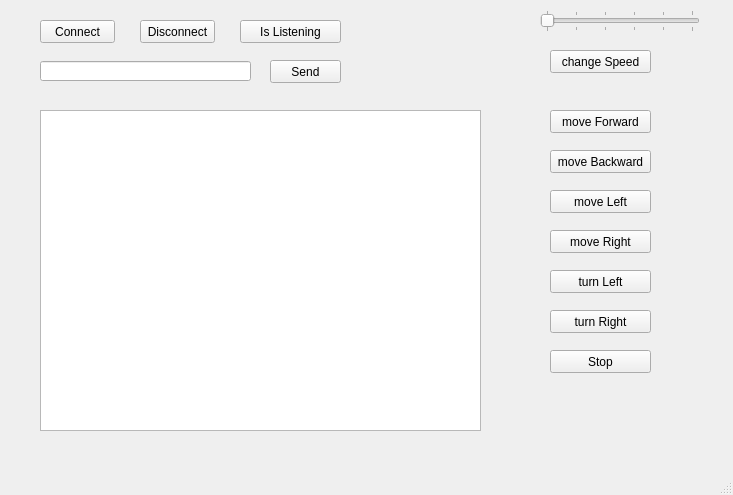
This is mainwindow.ui in VladimirBartels/VRM-Server as Qt 5 draws it before an edit. The edited form follows.
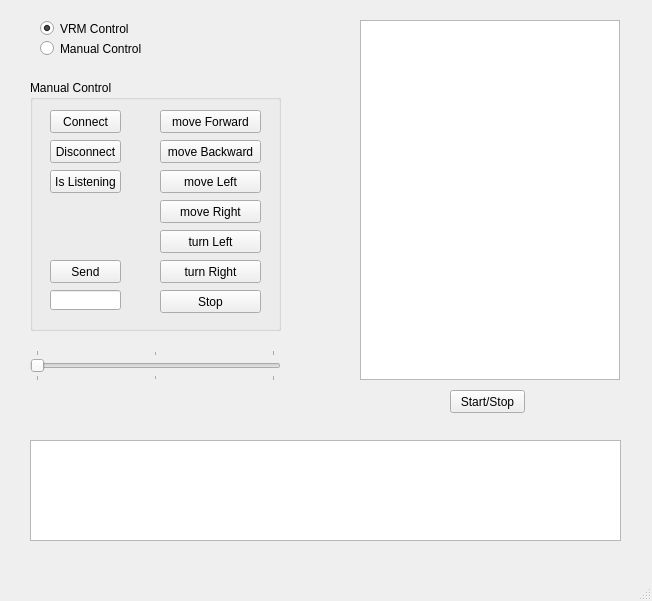
This is the edited form.

The edit to the form file:
```diff
--- a/mainwindow.ui
+++ b/mainwindow.ui
@@ -6,162 +6,35 @@
    <rect>
     <x>0</x>
     <y>0</y>
-    <width>733</width>
-    <height>495</height>
+    <width>652</width>
+    <height>601</height>
    </rect>
   </property>
   <property name="windowTitle">
    <string>MainWindow</string>
   </property>
   <widget class="QWidget" name="centralwidget">
-   <widget class="QLineEdit" name="lineEdit_send">
-    <property name="geometry">
-     <rect>
-      <x>40</x>
-      <y>61</y>
-      <width>211</width>
-      <height>20</height>
-     </rect>
-    </property>
-   </widget>
-   <widget class="QPushButton" name="pushButton_send">
-    <property name="geometry">
-     <rect>
-      <x>270</x>
-      <y>60</y>
-      <width>71</width>
-      <height>23</height>
-     </rect>
-    </property>
-    <property name="text">
-     <string>Send</string>
-    </property>
-   </widget>
    <widget class="QTextBrowser" name="textBrowser_log">
     <property name="geometry">
      <rect>
-      <x>40</x>
-      <y>110</y>
-      <width>441</width>
-      <height>321</height>
+      <x>30</x>
+      <y>440</y>
+      <width>591</width>
+      <height>101</height>
      </rect>
     </property>
    </widget>
-   <widget class="QPushButton" name="pushButton_connect">
-    <property name="geometry">
-     <rect>
-      <x>40</x>
-      <y>20</y>
-      <width>75</width>
-      <height>23</height>
-     </rect>
-    </property>
-    <property name="text">
-     <string>Connect</string>
-    </property>
-   </widget>
-   <widget class="QPushButton" name="pushButton_disconnect">
-    <property name="geometry">
-     <rect>
-      <x>140</x>
-      <y>20</y>
-      <width>75</width>
-      <height>23</height>
-     </rect>
-    </property>
-    <property name="text">
-     <string>Disconnect</string>
-    </property>
-   </widget>
-   <widget class="QPushButton" name="pushButton_islistening">
-    <property name="geometry">
-     <rect>
-      <x>240</x>
-      <y>20</y>
-      <width>101</width>
-      <height>23</height>
-     </rect>
-    </property>
-    <property name="text">
-     <string>Is Listening</string>
-    </property>
-   </widget>
-   <widget class="QPushButton" name="pushButton_moveForward">
-    <property name="geometry">
-     <rect>
-      <x>550</x>
-      <y>110</y>
-      <width>101</width>
-      <height>23</height>
-     </rect>
-    </property>
-    <property name="text">
-     <string>move Forward</string>
-    </property>
-   </widget>
-   <widget class="QPushButton" name="pushButton_moveBackward">
-    <property name="geometry">
-     <rect>
-      <x>550</x>
-      <y>150</y>
-      <width>101</width>
-      <height>23</height>
-     </rect>
-    </property>
-    <property name="text">
-     <string>move Backward</string>
-    </property>
-   </widget>
-   <widget class="QPushButton" name="pushButton_moveLeft">
-    <property name="geometry">
-     <rect>
-      <x>550</x>
-      <y>190</y>
-      <width>101</width>
-      <height>23</height>
-     </rect>
-    </property>
-    <property name="text">
-     <string>move Left</string>
-    </property>
-   </widget>
-   <widget class="QPushButton" name="pushButton_moveRight">
-    <property name="geometry">
-     <rect>
-      <x>550</x>
-      <y>230</y>
-      <width>101</width>
-      <height>23</height>
-     </rect>
-    </property>
-    <property name="text">
-     <string>move Right</string>
-    </property>
-   </widget>
-   <widget class="QPushButton" name="pushButton_Stop">
-    <property name="geometry">
-     <rect>
-      <x>550</x>
-      <y>350</y>
-      <width>101</width>
-      <height>23</height>
-     </rect>
-    </property>
-    <property name="text">
-     <string>Stop</string>
-    </property>
-   </widget>
    <widget class="QSlider" name="horizontalSlider_speed">
     <property name="geometry">
      <rect>
-      <x>540</x>
-      <y>10</y>
-      <width>160</width>
-      <height>22</height>
+      <x>30</x>
+      <y>350</y>
+      <width>251</width>
+      <height>31</height>
      </rect>
     </property>
     <property name="maximum">
-     <number>5</number>
+     <number>2</number>
     </property>
     <property name="pageStep">
      <number>1</number>
@@ -172,64 +45,246 @@
     <property name="orientation">
      <enum>Qt::Horizontal</enum>
     </property>
+    <property name="invertedAppearance">
+     <bool>false</bool>
+    </property>
+    <property name="invertedControls">
+     <bool>false</bool>
+    </property>
     <property name="tickPosition">
      <enum>QSlider::TicksBothSides</enum>
     </property>
    </widget>
-   <widget class="QPushButton" name="pushButton_changeSpeed">
+   <widget class="QGraphicsView" name="view1">
     <property name="geometry">
      <rect>
-      <x>550</x>
-      <y>50</y>
-      <width>101</width>
+      <x>360</x>
+      <y>20</y>
+      <width>260</width>
+      <height>360</height>
+     </rect>
+    </property>
+   </widget>
+   <widget class="QPushButton" name="pushButton_startStop">
+    <property name="geometry">
+     <rect>
+      <x>450</x>
+      <y>390</y>
+      <width>75</width>
       <height>23</height>
      </rect>
     </property>
     <property name="text">
-     <string>change Speed</string>
+     <string>Start/Stop</string>
     </property>
    </widget>
-   <widget class="QPushButton" name="pushButton_turnLeft">
+   <widget class="QRadioButton" name="radioButton_vrmControl">
+    <property name="enabled">
+     <bool>true</bool>
+    </property>
     <property name="geometry">
      <rect>
-      <x>550</x>
-      <y>270</y>
-      <width>101</width>
-      <height>23</height>
+      <x>40</x>
+      <y>20</y>
+      <width>91</width>
+      <height>17</height>
      </rect>
     </property>
     <property name="text">
-     <string>turn Left</string>
+     <string>VRM Control</string>
     </property>
+    <property name="checkable">
+     <bool>true</bool>
+    </property>
+    <property name="checked">
+     <bool>true</bool>
+    </property>
    </widget>
-   <widget class="QPushButton" name="pushButton_turnRight">
+   <widget class="QRadioButton" name="radioButton_manualControl">
     <property name="geometry">
      <rect>
-      <x>550</x>
-      <y>310</y>
+      <x>40</x>
+      <y>40</y>
       <width>101</width>
-      <height>23</height>
+      <height>17</height>
      </rect>
     </property>
     <property name="text">
-     <string>turn Right</string>
+     <string>Manual Control</string>
     </property>
+    <property name="checked">
+     <bool>false</bool>
+    </property>
    </widget>
-   <zorder>pushButton_connect</zorder>
-   <zorder>lineEdit_send</zorder>
-   <zorder>pushButton_send</zorder>
-   <zorder>textBrowser_log</zorder>
-   <zorder>pushButton_disconnect</zorder>
-   <zorder>pushButton_islistening</zorder>
-   <zorder>pushButton_moveForward</zorder>
-   <zorder>pushButton_moveBackward</zorder>
-   <zorder>pushButton_moveLeft</zorder>
-   <zorder>pushButton_moveRight</zorder>
-   <zorder>pushButton_Stop</zorder>
-   <zorder>horizontalSlider_speed</zorder>
-   <zorder>pushButton_changeSpeed</zorder>
-   <zorder>pushButton_turnLeft</zorder>
-   <zorder>pushButton_turnRight</zorder>
+   <widget class="QGroupBox" name="groupBox_manualControl">
+    <property name="enabled">
+     <bool>true</bool>
+    </property>
+    <property name="geometry">
+     <rect>
+      <x>30</x>
+      <y>80</y>
+      <width>251</width>
+      <height>251</height>
+     </rect>
+    </property>
+    <property name="title">
+     <string>Manual Control</string>
+    </property>
+    <widget class="QPushButton" name="pushButton_turnRight">
+     <property name="geometry">
+      <rect>
+       <x>130</x>
+       <y>180</y>
+       <width>101</width>
+       <height>23</height>
+      </rect>
+     </property>
+     <property name="text">
+      <string>turn Right</string>
+     </property>
+    </widget>
+    <widget class="QPushButton" name="pushButton_moveBackward">
+     <property name="geometry">
+      <rect>
+       <x>130</x>
+       <y>60</y>
+       <width>101</width>
+       <height>23</height>
+      </rect>
+     </property>
+     <property name="text">
+      <string>move Backward</string>
+     </property>
+    </widget>
+    <widget class="QPushButton" name="pushButton_send">
+     <property name="geometry">
+      <rect>
+       <x>20</x>
+       <y>180</y>
+       <width>71</width>
+       <height>23</height>
+      </rect>
+     </property>
+     <property name="text">
+      <string>Send</string>
+     </property>
+    </widget>
+    <widget class="QPushButton" name="pushButton_Stop">
+     <property name="geometry">
+      <rect>
+       <x>130</x>
+       <y>210</y>
+       <width>101</width>
+       <height>23</height>
+      </rect>
+     </property>
+     <property name="text">
+      <string>Stop</string>
+     </property>
+    </widget>
+    <widget class="QPushButton" name="pushButton_moveForward">
+     <property name="geometry">
+      <rect>
+       <x>130</x>
+       <y>30</y>
+       <width>101</width>
+       <height>23</height>
+      </rect>
+     </property>
+     <property name="text">
+      <string>move Forward</string>
+     </property>
+    </widget>
+    <widget class="QPushButton" name="pushButton_moveLeft">
+     <property name="geometry">
+      <rect>
+       <x>130</x>
+       <y>90</y>
+       <width>101</width>
+       <height>23</height>
+      </rect>
+     </property>
+     <property name="text">
+      <string>move Left</string>
+     </property>
+    </widget>
+    <widget class="QPushButton" name="pushButton_islistening">
+     <property name="geometry">
+      <rect>
+       <x>20</x>
+       <y>90</y>
+       <width>71</width>
+       <height>23</height>
+      </rect>
+     </property>
+     <property name="text">
+      <string>Is Listening</string>
+     </property>
+    </widget>
+    <widget class="QLineEdit" name="lineEdit_send">
+     <property name="geometry">
+      <rect>
+       <x>20</x>
+       <y>210</y>
+       <width>71</width>
+       <height>20</height>
+      </rect>
+     </property>
+    </widget>
+    <widget class="QPushButton" name="pushButton_disconnect">
+     <property name="geometry">
+      <rect>
+       <x>20</x>
+       <y>60</y>
+       <width>71</width>
+       <height>23</height>
+      </rect>
+     </property>
+     <property name="text">
+      <string>Disconnect</string>
+     </property>
+    </widget>
+    <widget class="QPushButton" name="pushButton_moveRight">
+     <property name="geometry">
+      <rect>
+       <x>130</x>
+       <y>120</y>
+       <width>101</width>
+       <height>23</height>
+      </rect>
+     </property>
+     <property name="text">
+      <string>move Right</string>
+     </property>
+    </widget>
+    <widget class="QPushButton" name="pushButton_connect">
+     <property name="geometry">
+      <rect>
+       <x>20</x>
+       <y>30</y>
+       <width>71</width>
+       <height>23</height>
+      </rect>
+     </property>
+     <property name="text">
+      <string>Connect</string>
+     </property>
+    </widget>
+    <widget class="QPushButton" name="pushButton_turnLeft">
+     <property name="geometry">
+      <rect>
+       <x>130</x>
+       <y>150</y>
+       <width>101</width>
+       <height>23</height>
+      </rect>
+     </property>
+     <property name="text">
+      <string>turn Left</string>
+     </property>
+    </widget>
+   </widget>
   </widget>
   <widget class="QMenuBar" name="menubar">
    <property name="geometry">
```
Left out of the diff: 2 changed lines with no effect on the pictures.
